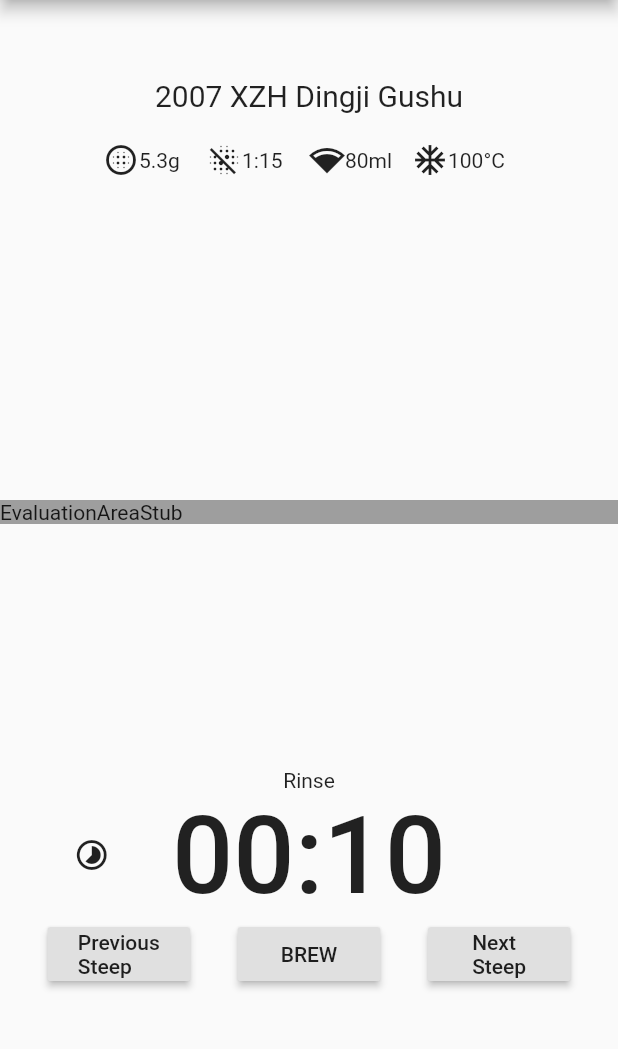
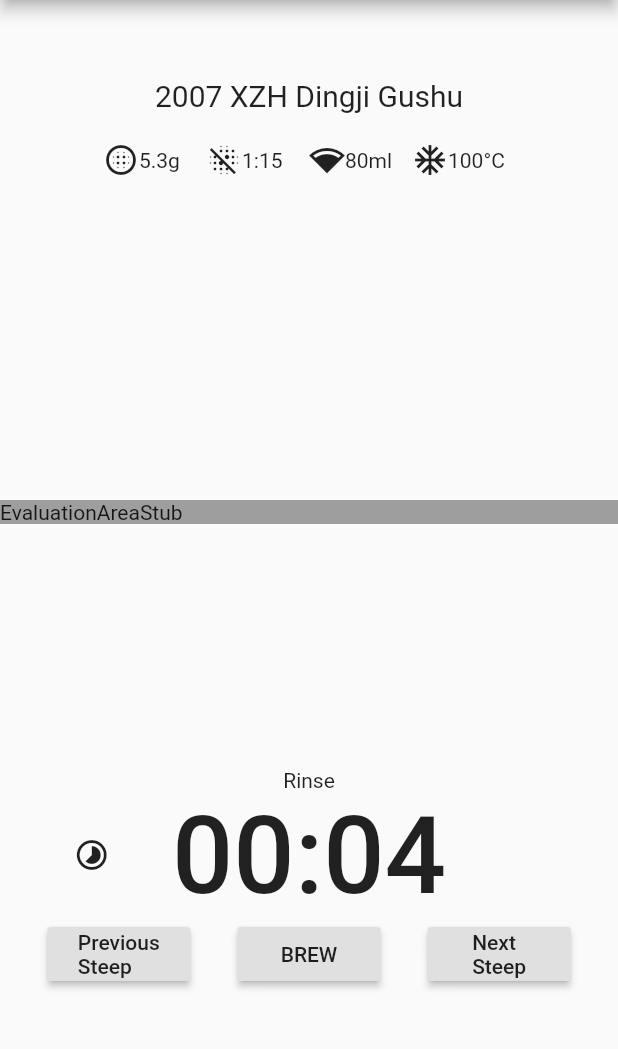
Before and after one commit to AJExtravaganza/firstapp, a Flutter app: the screen it shows after launch, after a tap on "BREW", on a phone screen of 412 x 824 dp, the part 84-1133 px from its top. Run offline on Flutter 3.47's test engine with Material 2 defaults, Android fonts, the phone set to English and light mode, and no system bars; our stand-ins replace charts_flutter; Roboto replaces fonts that are missing (RobotoMono).

Commit message:
Implemented countdown timer

```diff
--- a/lib/teasessions/steep_timer.dart
+++ b/lib/teasessions/steep_timer.dart
@@ -1,3 +1,4 @@
+import 'dart:async';
 import 'dart:math';
 
 import 'package:flutter/material.dart';
@@ -8,14 +9,13 @@ class SteepTimer extends StatefulWidget {
 }
 
 class _SteepTimer extends State<SteepTimer> {
-  Duration timerDuration;
   int _currentSteep;
 
   @override
   void initState() {
     super.initState();
     _currentSteep = 0;
-    timerDuration = Duration(seconds: 10);
+    _timeRemaining = Duration(seconds: 5);
   }
 
   @override
@@ -28,21 +28,46 @@ class _SteepTimer extends State<SteepTimer> {
   int getCurrentSteep() => _currentSteep;
 
   decrementSteep() {
-    int newCurrentSteep = max(1, _currentSteep - 1);
-    setState(() {
-      _currentSteep = newCurrentSteep;
-    });
+    if (! (_currentSteep == 0)) {
+      int newCurrentSteep = max(1, _currentSteep - 1);
+      setState(() {
+        if (_timer != null) {
+          _timer.cancel();
+        }
+        _currentSteep = newCurrentSteep;
+        _timeRemaining = Duration(seconds: 5);
+      });
+    }
   }
 
   incrementSteep() {
     int newCurrentSteep = min(10, _currentSteep + 1);
     setState(() {
+      if (_timer != null) {
+        _timer.cancel();
+      }
       _currentSteep = newCurrentSteep;
+      _timeRemaining = Duration(seconds: 5);
     });
   }
 
-  startBrewTimer() {
-    // todo: Implement
+  Timer _timer;
+  Duration _timeRemaining;
+
+  void startBrewTimer() {
+    const oneSecond = Duration(seconds: 1);
+    _timer = new Timer.periodic(oneSecond, (Timer timer) {
+      if (_timeRemaining > Duration(seconds: 0)) {
+        setState(() {
+          _timeRemaining -= Duration(seconds: 1);
+        });
+      }
+
+      if (!(_timeRemaining > Duration(seconds: 0))){
+        timer.cancel();
+        incrementSteep();
+      }
+    });
   }
 }
 
@@ -79,8 +104,11 @@ class TimerDisplay extends StatelessWidget {
   Widget build(BuildContext context) {
     _SteepTimer parentTimerState =
         context.findAncestorStateOfType<_SteepTimer>();
-    String currentValueStr =
-        parentTimerState.timerDuration.toString().split('.').first.substring(2);
+    String currentValueStr = parentTimerState._timeRemaining
+        .toString()
+        .split('.')
+        .first
+        .substring(2);
     return Row(
       children: <Widget>[
         Expanded(
```
